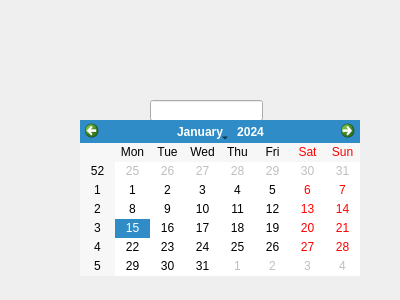
Qt form eventtask.ui (Forgenn/Tasker) before a commit.
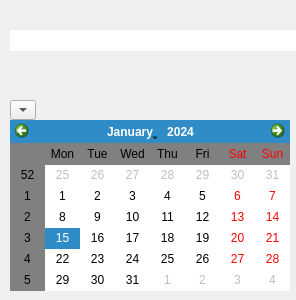
The same form after that commit.

What changed in the file:
```diff
--- a/eventtask.ui
+++ b/eventtask.ui
@@ -6,7 +6,7 @@
    <rect>
     <x>0</x>
     <y>0</y>
-    <width>400</width>
+    <width>296</width>
     <height>300</height>
    </rect>
   </property>
@@ -16,31 +16,71 @@
   <widget class="QLineEdit" name="lineEdit">
    <property name="geometry">
     <rect>
-     <x>150</x>
-     <y>100</y>
-     <width>113</width>
+     <x>10</x>
+     <y>30</y>
+     <width>291</width>
      <height>21</height>
     </rect>
    </property>
-  </widget>
-  <widget class="QDateTimeEdit" name="dateTimeEdit">
-   <property name="geometry">
-    <rect>
-     <x>90</x>
-     <y>190</y>
-     <width>194</width>
-     <height>22</height>
-    </rect>
+   <property name="sizePolicy">
+    <sizepolicy hsizetype="Fixed" vsizetype="Fixed">
+     <horstretch>0</horstretch>
+     <verstretch>0</verstretch>
+    </sizepolicy>
+   </property>
+   <property name="maximumSize">
+    <size>
+     <width>315</width>
+     <height>500</height>
+    </size>
+   </property>
+   <property name="styleSheet">
+    <string notr="true">color: white;</string>
+   </property>
+   <property name="inputMask">
+    <string/>
+   </property>
+   <property name="text">
+    <string/>
+   </property>
+   <property name="frame">
+    <bool>false</bool>
+   </property>
+   <property name="placeholderText">
+    <string>New Task</string>
    </property>
   </widget>
   <widget class="QCalendarWidget" name="calendarWidget">
    <property name="geometry">
     <rect>
-     <x>80</x>
+     <x>10</x>
      <y>120</y>
      <width>280</width>
-     <height>156</height>
+     <height>171</height>
     </rect>
+   </property>
+   <property name="styleSheet">
+    <string notr="true">alternate-background-color: rgb(128, 128, 128);
+  </string>
+   </property>
+  </widget>
+  <widget class="QToolButton" name="toolButton">
+   <property name="geometry">
+    <rect>
+     <x>10</x>
+     <y>100</y>
+     <width>26</width>
+     <height>20</height>
+    </rect>
+   </property>
+   <property name="text">
+    <string>Calendar</string>
+   </property>
+   <property name="popupMode">
+    <enum>QToolButton::InstantPopup</enum>
+   </property>
+   <property name="arrowType">
+    <enum>Qt::DownArrow</enum>
    </property>
   </widget>
  </widget>
```
